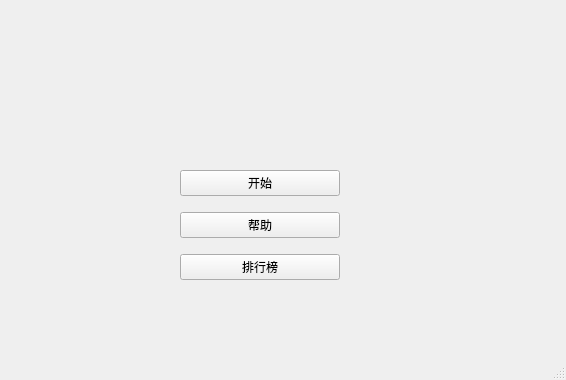
The window that xxlProject.ui (jimmyss/Bejeweled) describes before a commit, drawn with Qt 5.
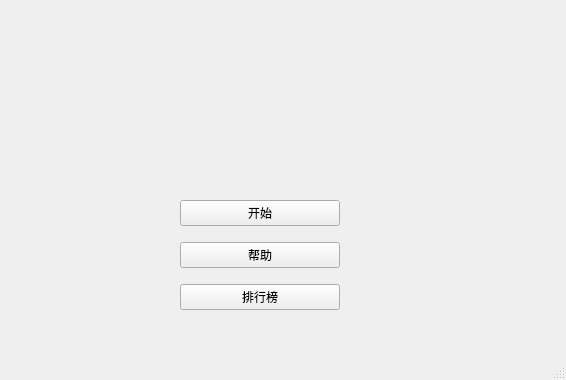
The same window after the commit.

The edit to the form file:
```diff
--- a/xxlProject.ui
+++ b/xxlProject.ui
@@ -18,7 +18,7 @@
     <property name="geometry">
      <rect>
       <x>180</x>
-      <y>160</y>
+      <y>190</y>
       <width>160</width>
       <height>131</height>
      </rect>
```
